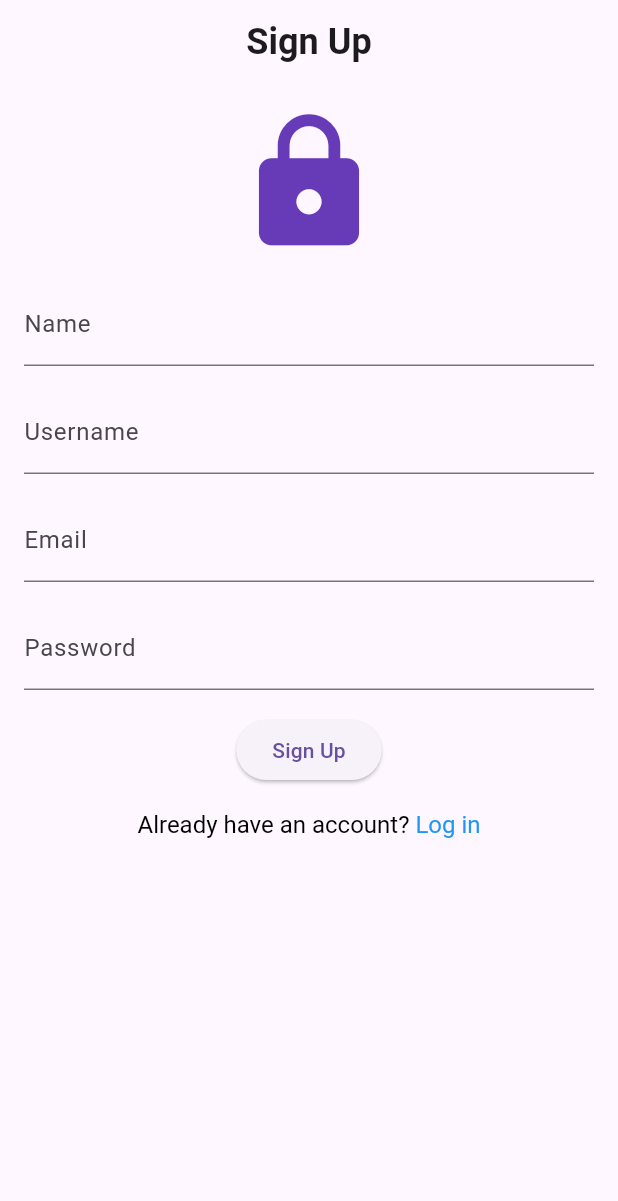
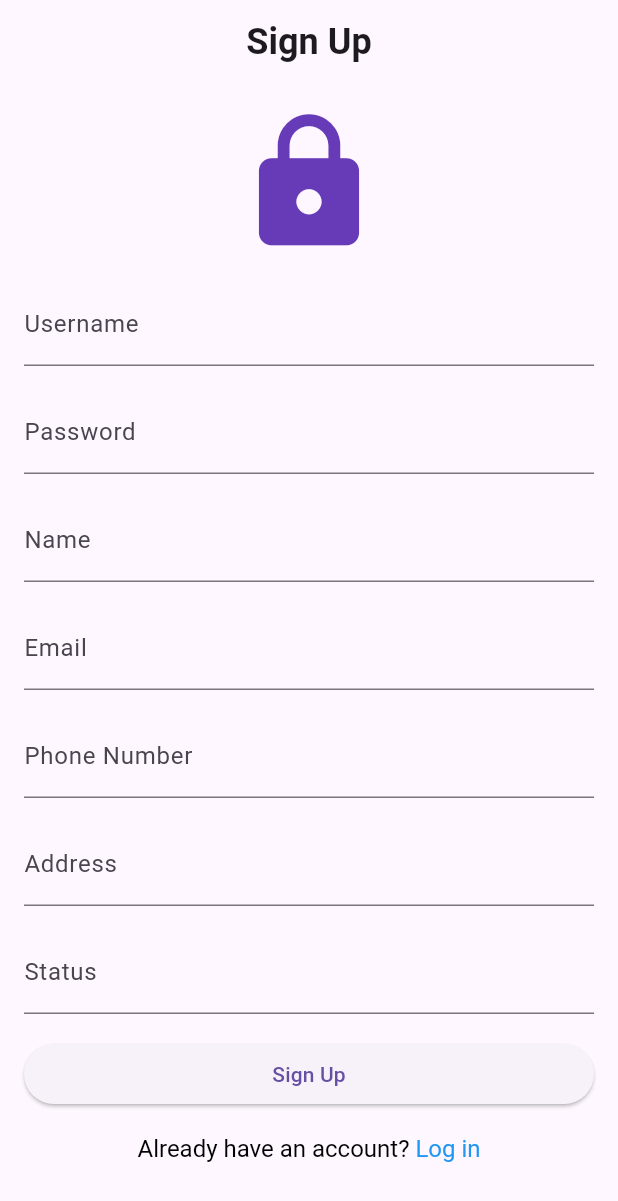
Before and after one commit to olekacak/emart, a Flutter app: the screen it shows after launch, after a tap on "Create Account", on a phone screen of 412 x 824 dp. Shown: the top 1201 px of the screen. Run offline on Flutter 3.47's test engine with Material 3 defaults, Android fonts, the phone set to English and light mode, and no system bars; our stand-ins replace carousel_slider; network calls fail.

Commit message:
Database SignUp.dart

```diff
--- a/lib/Controller/CustomerLoginController.dart
+++ b/lib/Controller/CustomerLoginController.dart
@@ -75,4 +75,6 @@ class CustomerLoginController{
   int status() {
     return _res?.statusCode ?? 0;
   }
+
+
 }
--- a/lib/SignUp.dart
+++ b/lib/SignUp.dart
@@ -1,9 +1,18 @@
 import 'package:flutter/gestures.dart';
 import 'package:flutter/material.dart';
 import 'package:emartsystem/CustomerLogin.dart';
+import 'Model/CustomerLoginModel.dart';
 
 class SignUpPage extends StatelessWidget {
-  const SignUpPage({super.key});
+  final usernameController = TextEditingController();
+  final passwordController = TextEditingController();
+  final nameController = TextEditingController();
+  final emailController = TextEditingController();
+  final phoneNoController = TextEditingController();
+  final addressController = TextEditingController();
+  final statusController = TextEditingController();
+
+  SignUpPage({Key? key}) : super(key: key);
 
   @override
   Widget build(BuildContext context) {
@@ -23,10 +32,7 @@ class SignUpPage extends StatelessWidget {
         ),
         body: Padding(
           padding: const EdgeInsets.all(16.0),
-          child: SingleChildScrollView(
-            child: Center(
-              child: Column(
-                mainAxisAlignment: MainAxisAlignment.center,
+          child: ListView(
             children: [
               const Icon(
                 Icons.lock,
@@ -34,28 +40,16 @@ class SignUpPage extends StatelessWidget {
                 color: Colors.deepPurple,
               ),
               const SizedBox(height: 16),
-                  const TextField(
-                    decoration: InputDecoration(
-                      labelText: 'Name',
-                      hintText: 'Enter your name',
-                    ),
-                  ),
-                  const SizedBox(height: 16),
-                  const TextField(
+              TextField(
+                controller: usernameController,
                 decoration: InputDecoration(
                   labelText: 'Username',
                   hintText: 'Create username',
                 ),
               ),
               const SizedBox(height: 16),
-                  const TextField(
-                    decoration: InputDecoration(
-                      labelText: 'Email',
-                      hintText: 'email@gmail.com',
-                    ),
-                  ),
-                  const SizedBox(height: 16),
-                  const TextField(
+              TextField(
+                controller: passwordController,
                 obscureText: true,
                 decoration: InputDecoration(
                   labelText: 'Password',
@@ -63,19 +57,149 @@ class SignUpPage extends StatelessWidget {
                 ),
               ),
               const SizedBox(height: 16),
+              TextField(
+                controller: nameController,
+                decoration: InputDecoration(
+                  labelText: 'Name',
+                  hintText: 'Enter your name',
+                ),
+              ),
+              const SizedBox(height: 16),
+              TextField(
+                controller: emailController,
+                decoration: InputDecoration(
+                  labelText: 'Email',
+                  hintText: 'email@gmail.com',
+                ),
+              ),
+              const SizedBox(height: 16),
+              TextField(
+                controller: phoneNoController,
+                decoration: InputDecoration(
+                  labelText: 'Phone Number',
+                  hintText: 'Enter your phone number',
+                ),
+              ),
+              const SizedBox(height: 16),
+              TextField(
+                controller: addressController,
+                decoration: InputDecoration(
+                  labelText: 'Address',
+                  hintText: 'Enter your address',
+                ),
+              ),
+              const SizedBox(height: 16),
+              TextField(
+                controller: statusController,
+                decoration: InputDecoration(
+                  labelText: 'Status',
+                  hintText: 'Enter your status',
+                ),
+              ),
+              const SizedBox(height: 16),
               ElevatedButton(
+                onPressed: () async {
+                  // Get values from controllers
+                  String username = usernameController.text;
+                  String password = passwordController.text;
+                  String name = nameController.text;
+                  String email = emailController.text;
+                  String phoneNo = phoneNoController.text;
+                  String address = addressController.text;
+                  String status = statusController.text;
+
+                  // Create an instance of CustomerLoginModel
+                  CustomerLoginModel customer = CustomerLoginModel(
+                    username,
+                    password,
+                    name,
+                    email,
+                    phoneNo,
+                    address,
+                    status,
+                  );
+
+                  try {
+                    // Call the signUp method to send data to the server
+                    bool signUpResult = await customer.signUp(
+                      username,
+                      password,
+                      name,
+                      email,
+                      phoneNo,
+                      address,
+                      status,
+                    );
+
+                    if (signUpResult) {
+                      // If sign up is successful, show a success message
+                      showDialog(
+                        context: context,
+                        builder: (context) {
+                          return AlertDialog(
+                            title: const Text('Successful Sign Up'),
+                            content: const Text('You have successfully signed up.'),
+                            actions: [
+                              TextButton(
+                                child: const Text('OK'),
                                 onPressed: () {
-                      // Handle sign up logic here
-                      // Navigate to the LoginPage on successful sign up
+                                  // Navigate to the login page
                                   Navigator.push(
                                     context,
-                        MaterialPageRoute(builder: (context) =>  CustomerLoginPage()),
+                                    MaterialPageRoute(builder: (context) => CustomerLoginPage()),
                                   );
+                                },
+                              ),
+                            ],
+                          );
+                        },
+                      );
+                    } else {
+                      // If sign up fails, show an error message
+                      showDialog(
+                        context: context,
+                        builder: (context) {
+                          return AlertDialog(
+                            title: const Text('Sign Up Failed'),
+                            content: const Text('Failed to sign up. Please try again.'),
+                            actions: [
+                              TextButton(
+                                child: const Text('OK'),
+                                onPressed: () {
+                                  Navigator.pop(context);
+                                },
+                              ),
+                            ],
+                          );
+                        },
+                      );
+                    }
+                  } catch (error) {
+                    // Handle server errors
+                    showDialog(
+                      context: context,
+                      builder: (context) {
+                        return AlertDialog(
+                          title: const Text('Server Error'),
+                          content: const Text('There was an error connecting to the server.'),
+                          actions: [
+                            TextButton(
+                              child: const Text('OK'),
+                              onPressed: () {
+                                Navigator.pop(context);
+                              },
+                            ),
+                          ],
+                        );
+                      },
+                    );
+                  }
                 },
                 child: const Text('Sign Up'),
               ),
               const SizedBox(height: 16),
-                  RichText(
+              Center(
+                child: RichText(
                   text: TextSpan(
                     text: 'Already have an account? ',
                     style: TextStyle(
@@ -101,9 +225,8 @@ class SignUpPage extends StatelessWidget {
                     ],
                   ),
                 ),
+              ),
             ],
-              ),
-            ),
           ),
         ),
       ),
```
Also changed, not shown: lib/Model/CustomerLoginModel.dart (+39 -14 lines). Lines whose indentation alone changed are shown as unchanged.
